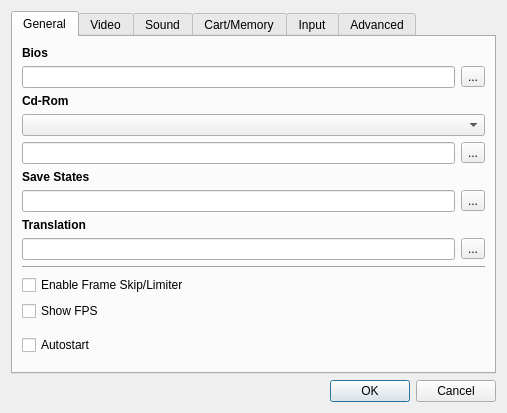
Old version of the form yabause/src/qt/ui/UISettings.ui in the repository KitoHo/yabause.
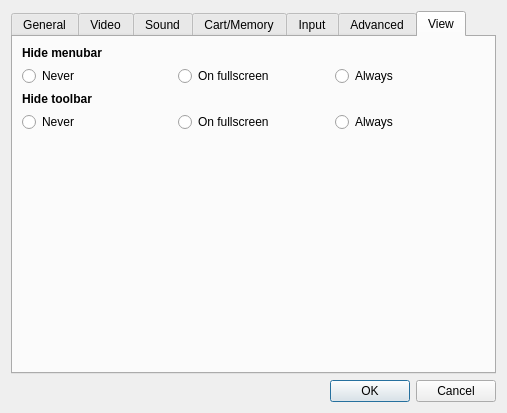
New version of the form. The open tabs and pages were chosen to show the change. Custom widgets are drawn as their Qt base class.

Commit message: Added options to show/hide menubar and toolbar.

Patch:
```diff
--- a/yabause/src/qt/ui/UISettings.ui
+++ b/yabause/src/qt/ui/UISettings.ui
@@ -550,6 +550,112 @@
        </item>
       </layout>
      </widget>
+     <widget class="QWidget" name="wView">
+      <attribute name="title">
+       <string>View</string>
+      </attribute>
+      <layout class="QGridLayout">
+       <item row="4" column="0">
+        <spacer>
+         <property name="orientation">
+          <enum>Qt::Vertical</enum>
+         </property>
+         <property name="sizeHint" stdset="0">
+          <size>
+           <width>20</width>
+           <height>2</height>
+          </size>
+         </property>
+        </spacer>
+       </item>
+       <item row="0" column="0" colspan="3">
+        <widget class="QLabel">
+         <property name="font">
+          <font>
+           <weight>75</weight>
+           <bold>true</bold>
+          </font>
+         </property>
+         <property name="text">
+          <string>Hide menubar</string>
+         </property>
+        </widget>
+       </item>
+       <item row="1" column="0">
+        <widget class="QRadioButton" name="rbMenubarNever">
+         <property name="text">
+          <string>Never</string>
+         </property>
+         <attribute name="buttonGroup">
+          <string>bgShowMenubar</string>
+         </attribute>
+        </widget>
+       </item>
+       <item row="1" column="1">
+        <widget class="QRadioButton" name="rbMenubarFullscreen">
+         <property name="text">
+          <string>On fullscreen</string>
+         </property>
+         <attribute name="buttonGroup">
+          <string>bgShowMenubar</string>
+         </attribute>
+        </widget>
+       </item>
+       <item row="1" column="2">
+        <widget class="QRadioButton" name="rbMenubarAlways">
+         <property name="text">
+          <string>Always</string>
+         </property>
+         <attribute name="buttonGroup">
+          <string>bgShowMenubar</string>
+         </attribute>
+        </widget>
+       </item>
+       <item row="2" column="0" colspan="3">
+        <widget class="QLabel">
+         <property name="font">
+          <font>
+           <weight>75</weight>
+           <bold>true</bold>
+          </font>
+         </property>
+         <property name="text">
+          <string>Hide toolbar</string>
+         </property>
+        </widget>
+       </item>
+       <item row="3" column="0">
+        <widget class="QRadioButton" name="rbToolbarNever">
+         <property name="text">
+          <string>Never</string>
+         </property>
+         <attribute name="buttonGroup">
+          <string>bgShowToolbar</string>
+         </attribute>
+        </widget>
+       </item>
+       <item row="3" column="1">
+        <widget class="QRadioButton" name="rbToolbarFullscreen">
+         <property name="text">
+          <string>On fullscreen</string>
+         </property>
+         <attribute name="buttonGroup">
+          <string>bgShowToolbar</string>
+         </attribute>
+        </widget>
+       </item>
+       <item row="3" column="2">
+        <widget class="QRadioButton" name="rbToolbarAlways">
+         <property name="text">
+          <string>Always</string>
+         </property>
+         <attribute name="buttonGroup">
+          <string>bgShowToolbar</string>
+         </attribute>
+        </widget>
+       </item>
+      </layout>
+     </widget>
     </widget>
    </item>
    <item>
```
Left out of the diff: 4 changed lines with no effect on the pictures. The commit also changes 2 other files.
